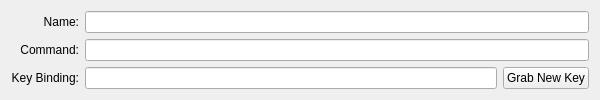
Before: the Qt Designer form src/ui/keybindings_main_area.ui in Mudlet/Mudlet, drawn with Qt 5.
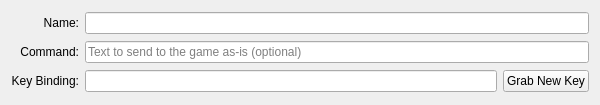
After: the same form once the commit is applied.

```diff
--- a/src/ui/keybindings_main_area.ui
+++ b/src/ui/keybindings_main_area.ui
@@ -7,7 +7,7 @@
     <x>0</x>
     <y>0</y>
     <width>600</width>
-    <height>100</height>
+    <height>105</height>
    </rect>
   </property>
   <property name="sizePolicy">
@@ -49,6 +49,9 @@
      <property name="toolTip">
       <string>&lt;p&gt;Type in one or more commands you want the key to send directly to the game when pressed. (Optional)&lt;/p&gt;&lt;p&gt;To send more complex commands, that could depend on or need to modifies variables within this profile a Lua script should be entered &lt;i&gt;instead&lt;/i&gt; in the editor area below.  Anything entered here is, literally, just sent to the game server.&lt;/p&gt;&lt;p&gt;It is permissable to use both this &lt;i&gt;and&lt;/i&gt; a Lua script - this will be sent &lt;b&gt;before&lt;/b&gt; the script is run.&lt;/p&gt;</string>
      </property>
+     <property name="placeholderText">
+      <string>Text to send to the game as-is (optional)</string>
+     </property>
     </widget>
    </item>
    <item row="2" column="0">
```
